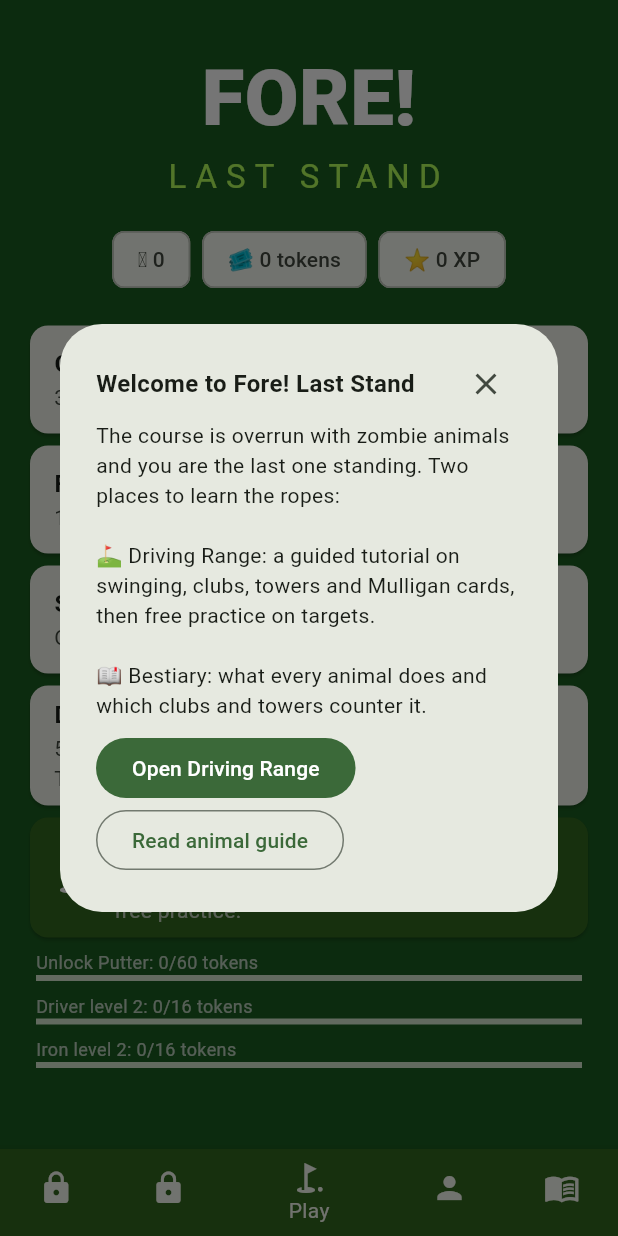
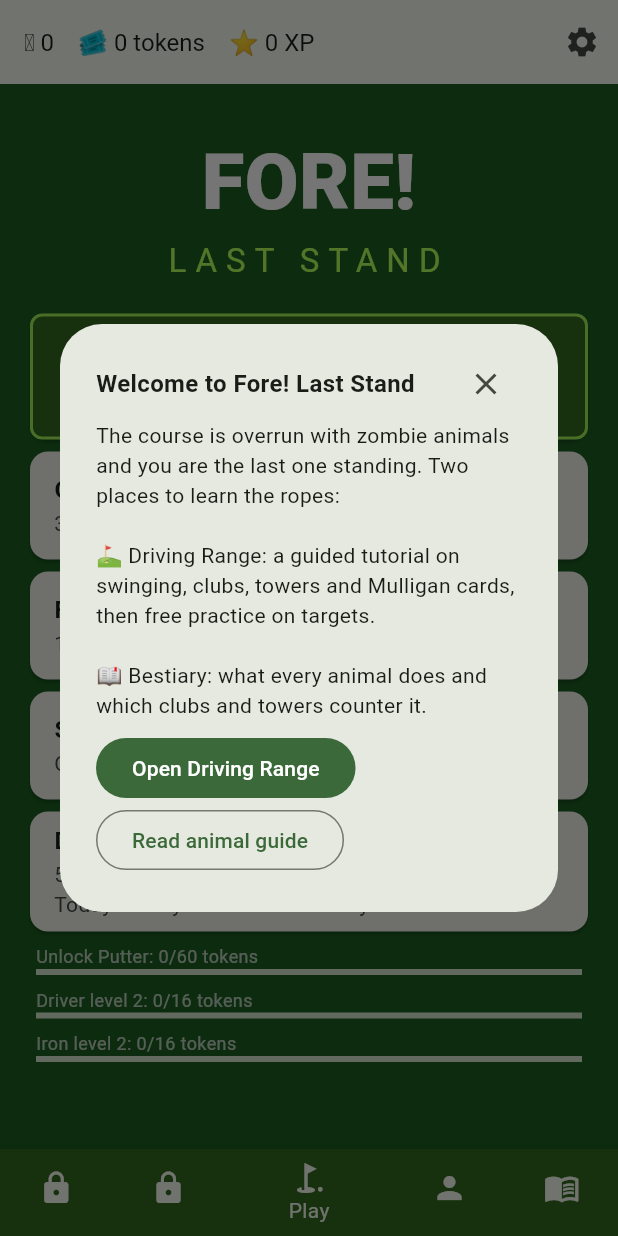
Before and after one commit to quinton22/fore-last-stand, a Flutter app: the screen it shows after launch, on a phone screen of 412 x 824 dp. Run offline on Flutter 3.47's test engine with Material 3 defaults, Android fonts, the phone set to English and light mode, and no system bars; our stand-ins replace material_ui, shared_preferences; missing offline and left inert: flame.

Commit message:
border emphasis

```diff
--- /dev/null
+++ b/lib/ui/common/border_emphasis.dart
@@ -0,0 +1,61 @@
+import 'package:flutter/widgets.dart';
+
+class BorderEmphasis extends StatefulWidget {
+  const BorderEmphasis({
+    super.key,
+    required this.child,
+    required this.color1,
+    required this.color2,
+    this.borderRadius = 0.0,
+    this.duration = const Duration(milliseconds: 300),
+  });
+
+  final Widget child;
+  final double borderRadius;
+  final Duration duration;
+  final Color color1;
+  final Color color2;
+
+  @override
+  State<BorderEmphasis> createState() => _BorderEmphasisState();
+}
+
+class _BorderEmphasisState extends State<BorderEmphasis>
+    with SingleTickerProviderStateMixin {
+  late final AnimationController _controller;
+
+  @override
+  void initState() {
+    super.initState();
+    _controller = AnimationController(vsync: this, duration: widget.duration)
+      ..repeat(reverse: true);
+  }
+
+  @override
+  void dispose() {
+    _controller.dispose();
+    super.dispose();
+  }
+
+  @override
+  Widget build(BuildContext context) {
+    return AnimatedBuilder(
+      animation: _controller,
+      child: widget.child,
+      builder: (context, child) {
+        return Container(
+          decoration: BoxDecoration(
+            border: Border.all(
+              color:
+                  Color.lerp(widget.color1, widget.color2, _controller.value) ??
+                  widget.color1,
+              width: 2,
+            ),
+            borderRadius: BorderRadius.circular(widget.borderRadius),
+          ),
+          child: child,
+        );
+      },
+    );
+  }
+}
--- a/lib/ui/home_screen.dart
+++ b/lib/ui/home_screen.dart
@@ -1,3 +1,4 @@
+import 'package:fore_last_stand/ui/common/border_emphasis.dart';
 import 'package:material_ui/material_ui.dart';
 
 import '../data/modes.dart';
@@ -42,6 +43,21 @@ class HomeScreen extends StatelessWidget {
       builder: (context, _) {
         final p = store.profile;
         final today = dailySeed(DateTime.now());
+        final drivingRangeListTile = ListTile(
+          leading: const Icon(Icons.golf_course, color: Colors.white),
+          title: const Text(
+            'Driving Range',
+            style: TextStyle(fontWeight: FontWeight.bold, color: Colors.white),
+          ),
+          subtitle: Text(
+            p.tutorialSeen.contains('range')
+                ? 'Practice clubs, towers and Mulligan cards on targets.'
+                : 'Start here: a hands-on tutorial, then free practice.',
+            style: const TextStyle(color: Colors.white70),
+          ),
+          trailing: const Icon(Icons.play_arrow, color: Colors.white),
+          onTap: () => _range(context),
+        );
         return Scaffold(
           backgroundColor: const Color(0xFF1B5E20),
           body: SafeArea(
@@ -68,16 +84,18 @@ class HomeScreen extends StatelessWidget {
                   ),
                 ),
                 const SizedBox(height: 16),
-                Wrap(
-                  alignment: WrapAlignment.center,
-                  spacing: 8,
-                  children: [
-                    Chip(label: Text('🪙 ${p.coins}')),
-                    Chip(label: Text('🎟 ${p.clubTokens} tokens')),
-                    Chip(label: Text('⭐ ${p.xp} XP')),
-                  ],
+                Card(
+                  color: const Color(0xFF33691E),
+                  child: p.tutorialSeen.contains('range')
+                      ? drivingRangeListTile
+                      : BorderEmphasis(
+                          borderRadius: 8.0,
+                          color1: Colors.lightGreenAccent,
+                          color2: Colors.green,
+                          duration: Durations.long3,
+                          child: drivingRangeListTile,
+                        ),
                 ),
-                const SizedBox(height: 16),
                 for (final m in modes)
                   Card(
                     child: ListTile(
@@ -102,27 +120,6 @@ class HomeScreen extends StatelessWidget {
                       onTap: () => _play(context, m.id),
                     ),
                   ),
-                Card(
-                  color: const Color(0xFF33691E),
-                  child: ListTile(
-                    leading: const Icon(Icons.golf_course, color: Colors.white),
-                    title: const Text(
-                      'Driving Range',
-                      style: TextStyle(
-                        fontWeight: FontWeight.bold,
-                        color: Colors.white,
-                      ),
-                    ),
-                    subtitle: Text(
-                      p.tutorialSeen.contains('range')
-                          ? 'Practice clubs, towers and Mulligan cards on targets.'
-                          : 'Start here: a hands-on tutorial, then free practice.',
-                      style: const TextStyle(color: Colors.white70),
-                    ),
-                    trailing: const Icon(Icons.play_arrow, color: Colors.white),
-                    onTap: () => _range(context),
-                  ),
-                ),
 
                 for (final u in nearestUnlocks(p))
                   Padding(
--- a/lib/ui/main_tab_nav.dart
+++ b/lib/ui/main_tab_nav.dart
@@ -122,13 +122,43 @@ class _MainTabNavState extends State<MainTabNav> {
   @override
   Widget build(BuildContext context) {
     return Scaffold(
+      appBar: AppBar(
+        title: Row(
+          spacing: 16.0,
+          children: [
+            Text(
+              '🪙 ${widget.store.profile.coins}',
+              style: const TextStyle(fontSize: 16),
+            ),
+            Text(
+              '🎟 ${widget.store.profile.clubTokens} tokens',
+              style: const TextStyle(fontSize: 16),
+            ),
+            Text(
+              '⭐ ${widget.store.profile.xp} XP',
+              style: const TextStyle(fontSize: 16),
+            ),
+          ],
+        ),
+
+        actions: [
+          IconButton(
+            icon: const Icon(Icons.settings),
+            onPressed: () {
+              Navigator.of(context).push(
+                MaterialPageRoute(
+                  builder: (_) => SettingsScreen(store: widget.store),
+                ),
+              );
+            },
+          ),
+        ],
+      ),
       body: IndexedStack(
         index: _currentIndex,
         children: [
-          // lockedText: p.bagUnlocked ? null : 'after 3 rounds',
           BagScreen(store: widget.store),
 
-          // lockedText: p.clubhouseUnlocked ? null : 'after 2 rounds',
           ClubhouseScreen(store: widget.store),
 
           HomeScreen(store: widget.store),
@@ -136,8 +166,6 @@ class _MainTabNavState extends State<MainTabNav> {
           CaddiesScreen(store: widget.store),
 
           BestiaryScreen(store: widget.store),
-
-          // SettingsScreen(store: widget.store),
         ],
       ),
       bottomNavigationBar: ListenableBuilder(
```
